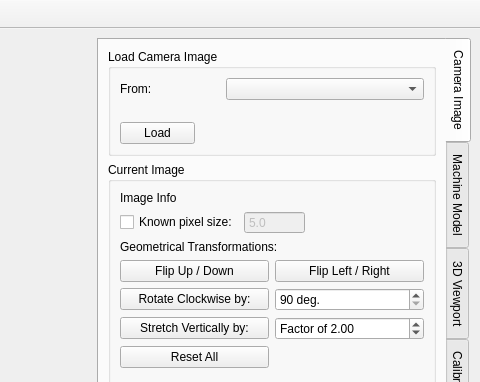
Old version of the form calcam/gui/qt_designer_files/fitting_calib.ui in the repository euratom-software/calcam; both pictures show x 606 to 1086 and y 0 to 382 of the 1086 by 667 pixel window.
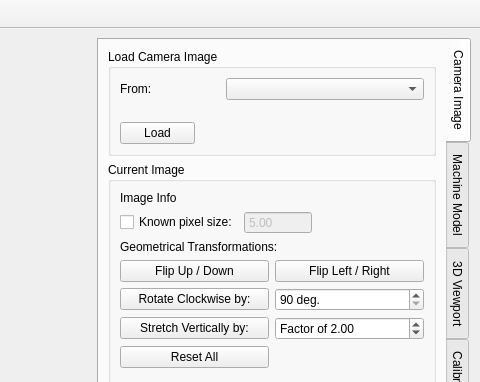
New version of the form.

Commit message: Change pixel size GUI box to have 2 decimals of resolution (needed by FLIR Blackfly polarization cameras)

What changed in the file:
```diff
--- a/calcam/gui/qt_designer_files/fitting_calib.ui
+++ b/calcam/gui/qt_designer_files/fitting_calib.ui
@@ -256,7 +256,7 @@
                  <bool>false</bool>
                 </property>
                 <property name="decimals">
-                 <number>1</number>
+                 <number>2</number>
                 </property>
                 <property name="maximum">
                  <double>1000000000.000000000000000</double>
```
